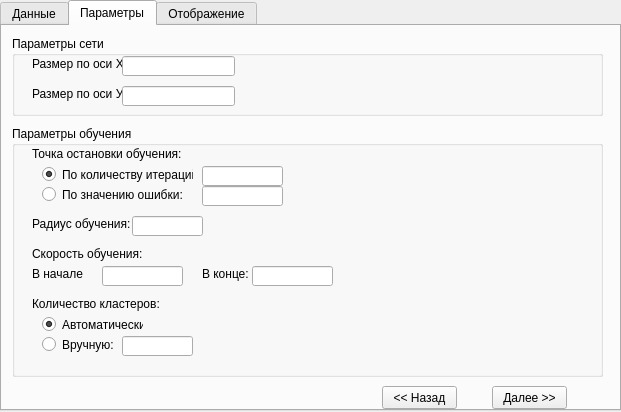
Above: settingsdialog.ui from vihka-spihka/KohonenMaps before the change. Below: the same form after it.
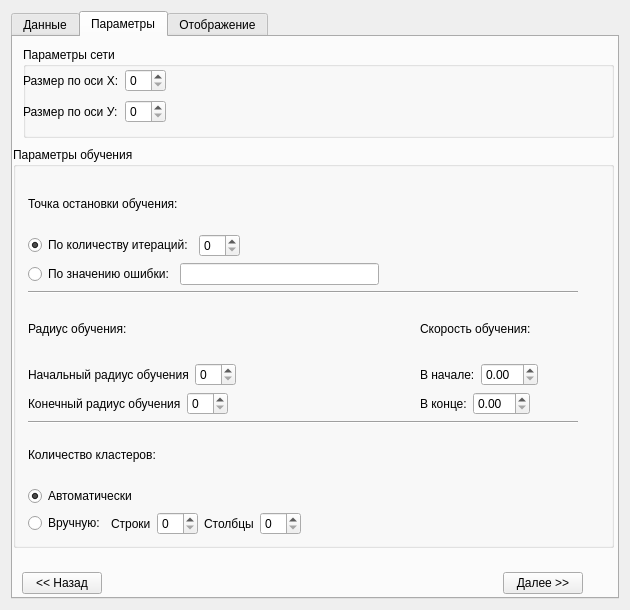
That is the form after the change. The open tabs and pages were chosen to show the change.

```diff
--- a/settingsdialog.ui
+++ b/settingsdialog.ui
@@ -6,8 +6,8 @@
    <rect>
     <x>0</x>
     <y>0</y>
-    <width>621</width>
-    <height>412</height>
+    <width>630</width>
+    <height>610</height>
    </rect>
   </property>
   <property name="sizePolicy">
@@ -18,28 +18,25 @@
   </property>
   <property name="minimumSize">
    <size>
-    <width>621</width>
-    <height>412</height>
+    <width>630</width>
+    <height>610</height>
    </size>
   </property>
   <property name="maximumSize">
    <size>
-    <width>621</width>
-    <height>412</height>
+    <width>630</width>
+    <height>610</height>
    </size>
   </property>
   <property name="windowTitle">
    <string>Настройки</string>
   </property>
+  <layout class="QHBoxLayout" name="horizontalLayout_35">
+   <item>
+    <layout class="QVBoxLayout" name="verticalLayout_5"/>
+   </item>
+   <item>
   <widget class="QTabWidget" name="tabWidget">
-   <property name="geometry">
-    <rect>
-     <x>0</x>
-     <y>0</y>
-     <width>621</width>
-     <height>411</height>
-    </rect>
-   </property>
    <property name="currentIndex">
     <number>0</number>
    </property>
@@ -213,275 +210,412 @@
     <attribute name="title">
      <string>Параметры</string>
     </attribute>
-    <widget class="QPushButton" name="nextButton2">
-     <property name="geometry">
-      <rect>
-       <x>490</x>
-       <y>360</y>
-       <width>75</width>
-       <height>23</height>
-      </rect>
-     </property>
-     <property name="text">
-      <string>Далее &gt;&gt;</string>
-     </property>
-    </widget>
-    <widget class="QPushButton" name="backButton1">
-     <property name="geometry">
-      <rect>
-       <x>380</x>
-       <y>360</y>
-       <width>75</width>
-       <height>23</height>
-      </rect>
-     </property>
-     <property name="text">
-      <string>&lt;&lt; Назад</string>
-     </property>
-    </widget>
     <widget class="QGroupBox" name="groupBox_2">
      <property name="geometry">
       <rect>
        <x>10</x>
        <y>10</y>
        <width>591</width>
-       <height>80</height>
+         <height>91</height>
       </rect>
      </property>
      <property name="title">
       <string>Параметры сети</string>
      </property>
-     <widget class="QLabel" name="label_2">
+       <widget class="QWidget" name="">
       <property name="geometry">
        <rect>
-        <x>20</x>
+          <x>0</x>
         <y>20</y>
-        <width>91</width>
-        <height>16</height>
-       </rect>
-      </property>
-      <property name="text">
-       <string>Размер по оси Х:</string>
-      </property>
-     </widget>
+          <width>571</width>
+          <height>60</height>
+         </rect>
+        </property>
+        <layout class="QGridLayout" name="gridLayout_7">
+         <item row="1" column="1">
+          <widget class="QSpinBox" name="spinBox_2"/>
+         </item>
+         <item row="1" column="2">
+          <spacer name="horizontalSpacer_16">
+           <property name="orientation">
+            <enum>Qt::Horizontal</enum>
+           </property>
+           <property name="sizeHint" stdset="0">
+            <size>
+             <width>40</width>
+             <height>20</height>
+            </size>
+           </property>
+          </spacer>
+         </item>
+         <item row="1" column="0">
      <widget class="QLabel" name="label_3">
-      <property name="geometry">
-       <rect>
-        <x>20</x>
-        <y>50</y>
-        <width>91</width>
-        <height>16</height>
-       </rect>
-      </property>
       <property name="text">
        <string>Размер по оси У:</string>
       </property>
      </widget>
-     <widget class="QLineEdit" name="xSizeLineEdit">
-      <property name="geometry">
-       <rect>
-        <x>110</x>
-        <y>20</y>
-        <width>113</width>
-        <height>20</height>
-       </rect>
-      </property>
-     </widget>
-     <widget class="QLineEdit" name="ySizeLineEdit">
-      <property name="geometry">
-       <rect>
-        <x>110</x>
-        <y>50</y>
-        <width>113</width>
+         </item>
+         <item row="0" column="0">
+          <widget class="QLabel" name="label_2">
+           <property name="text">
+            <string>Размер по оси Х:</string>
+           </property>
+          </widget>
+         </item>
+         <item row="0" column="1">
+          <widget class="QSpinBox" name="spinBox"/>
+         </item>
+         <item row="0" column="2">
+          <spacer name="horizontalSpacer_17">
+           <property name="orientation">
+            <enum>Qt::Horizontal</enum>
+           </property>
+           <property name="sizeHint" stdset="0">
+            <size>
+             <width>40</width>
         <height>20</height>
-       </rect>
-      </property>
+            </size>
+           </property>
+          </spacer>
+         </item>
+        </layout>
      </widget>
     </widget>
     <widget class="QGroupBox" name="groupBox_3">
      <property name="geometry">
       <rect>
-       <x>10</x>
-       <y>100</y>
-       <width>591</width>
-       <height>251</height>
+         <x>0</x>
+         <y>110</y>
+         <width>601</width>
+         <height>401</height>
       </rect>
      </property>
      <property name="title">
       <string>Параметры обучения</string>
      </property>
-     <widget class="QLabel" name="label_4">
+       <widget class="QWidget" name="">
       <property name="geometry">
        <rect>
-        <x>20</x>
-        <y>20</y>
-        <width>151</width>
-        <height>16</height>
-       </rect>
-      </property>
-      <property name="text">
-       <string>Точка остановки обучения:</string>
-      </property>
-     </widget>
-     <widget class="QRadioButton" name="countIterationRadioButton">
-      <property name="geometry">
-       <rect>
-        <x>30</x>
-        <y>40</y>
-        <width>151</width>
-        <height>17</height>
-       </rect>
-      </property>
-      <property name="text">
-       <string>По количеству итераций:</string>
-      </property>
-      <property name="checked">
-       <bool>true</bool>
-      </property>
-      <attribute name="buttonGroup">
-       <string notr="true">stopPointButtonGroup</string>
-      </attribute>
-     </widget>
-     <widget class="QRadioButton" name="countErrorRadioButton">
-      <property name="geometry">
-       <rect>
-        <x>30</x>
-        <y>60</y>
-        <width>141</width>
-        <height>17</height>
-       </rect>
-      </property>
-      <property name="text">
-       <string>По значению ошибки:</string>
-      </property>
-      <attribute name="buttonGroup">
-       <string notr="true">stopPointButtonGroup</string>
-      </attribute>
-     </widget>
-     <widget class="QLineEdit" name="iterationCountLineEdit">
-      <property name="geometry">
-       <rect>
-        <x>190</x>
-        <y>40</y>
-        <width>81</width>
-        <height>20</height>
-       </rect>
-      </property>
-     </widget>
-     <widget class="QLineEdit" name="errorCountLineEdit">
-      <property name="geometry">
-       <rect>
-        <x>190</x>
-        <y>60</y>
-        <width>81</width>
-        <height>20</height>
-       </rect>
-      </property>
-     </widget>
-     <widget class="QLabel" name="label_5">
-      <property name="geometry">
-       <rect>
-        <x>20</x>
-        <y>90</y>
-        <width>101</width>
-        <height>16</height>
-       </rect>
-      </property>
-      <property name="text">
-       <string>Радиус обучения:</string>
-      </property>
-     </widget>
-     <widget class="QLineEdit" name="radiusCountLineEdit">
-      <property name="geometry">
-       <rect>
-        <x>120</x>
-        <y>90</y>
-        <width>71</width>
-        <height>20</height>
-       </rect>
-      </property>
-     </widget>
+          <x>15</x>
+          <y>33</y>
+          <width>550</width>
+          <height>355</height>
+         </rect>
+        </property>
+        <layout class="QGridLayout" name="gridLayout_3">
+         <item row="1" column="2">
+          <layout class="QVBoxLayout" name="verticalLayout_14">
+           <item>
+            <layout class="QHBoxLayout" name="horizontalLayout_16">
+             <item>
      <widget class="QLabel" name="label_6">
-      <property name="geometry">
-       <rect>
-        <x>20</x>
-        <y>120</y>
-        <width>111</width>
-        <height>16</height>
-       </rect>
-      </property>
       <property name="text">
        <string>Скорость обучения:</string>
       </property>
      </widget>
+             </item>
+             <item>
+              <spacer name="horizontalSpacer_15">
+               <property name="orientation">
+                <enum>Qt::Horizontal</enum>
+               </property>
+               <property name="sizeHint" stdset="0">
+                <size>
+                 <width>40</width>
+                 <height>20</height>
+                </size>
+               </property>
+              </spacer>
+             </item>
+            </layout>
+           </item>
+           <item>
+            <layout class="QVBoxLayout" name="verticalLayout_8">
+             <item>
+              <layout class="QHBoxLayout" name="horizontalLayout_11">
+               <item>
      <widget class="QLabel" name="label_7">
-      <property name="geometry">
-       <rect>
-        <x>20</x>
-        <y>140</y>
-        <width>51</width>
-        <height>16</height>
-       </rect>
-      </property>
       <property name="text">
        <string>В начале:</string>
       </property>
      </widget>
-     <widget class="QLineEdit" name="startSpeedLineEdit">
-      <property name="geometry">
-       <rect>
-        <x>90</x>
-        <y>140</y>
-        <width>81</width>
+               </item>
+               <item>
+                <widget class="QDoubleSpinBox" name="doubleSpinBox"/>
+               </item>
+               <item>
+                <spacer name="horizontalSpacer_18">
+                 <property name="orientation">
+                  <enum>Qt::Horizontal</enum>
+                 </property>
+                 <property name="sizeHint" stdset="0">
+                  <size>
+                   <width>40</width>
         <height>20</height>
-       </rect>
-      </property>
-     </widget>
+                  </size>
+                 </property>
+                </spacer>
+               </item>
+              </layout>
+             </item>
+             <item>
+              <layout class="QHBoxLayout" name="horizontalLayout_12">
+               <item>
      <widget class="QLabel" name="label_8">
-      <property name="geometry">
-       <rect>
-        <x>190</x>
-        <y>140</y>
-        <width>51</width>
-        <height>16</height>
-       </rect>
-      </property>
       <property name="text">
        <string>В конце:</string>
       </property>
      </widget>
-     <widget class="QLineEdit" name="finishSpeedLineEdit">
-      <property name="geometry">
-       <rect>
-        <x>240</x>
-        <y>140</y>
-        <width>81</width>
+               </item>
+               <item>
+                <widget class="QDoubleSpinBox" name="doubleSpinBox_2"/>
+               </item>
+               <item>
+                <spacer name="horizontalSpacer_19">
+                 <property name="orientation">
+                  <enum>Qt::Horizontal</enum>
+                 </property>
+                 <property name="sizeHint" stdset="0">
+                  <size>
+                   <width>40</width>
         <height>20</height>
-       </rect>
-      </property>
-     </widget>
+                  </size>
+                 </property>
+                </spacer>
+               </item>
+              </layout>
+             </item>
+            </layout>
+           </item>
+          </layout>
+         </item>
+         <item row="1" column="0">
+          <layout class="QVBoxLayout" name="verticalLayout_13">
+           <item>
+            <layout class="QHBoxLayout" name="horizontalLayout_6">
+             <item>
+              <widget class="QLabel" name="label_16">
+               <property name="text">
+                <string>Радиус обучения:</string>
+               </property>
+              </widget>
+             </item>
+             <item>
+              <spacer name="horizontalSpacer_14">
+               <property name="orientation">
+                <enum>Qt::Horizontal</enum>
+               </property>
+               <property name="sizeHint" stdset="0">
+                <size>
+                 <width>40</width>
+                 <height>20</height>
+                </size>
+               </property>
+              </spacer>
+             </item>
+            </layout>
+           </item>
+           <item>
+            <layout class="QVBoxLayout" name="verticalLayout_6">
+             <item>
+              <layout class="QHBoxLayout" name="horizontalLayout_4">
+               <item>
+                <widget class="QLabel" name="label_5">
+                 <property name="text">
+                  <string>Начальный радиус обучения</string>
+                 </property>
+                </widget>
+               </item>
+               <item>
+                <widget class="QSpinBox" name="spinBox_6"/>
+               </item>
+               <item>
+                <spacer name="horizontalSpacer_5">
+                 <property name="orientation">
+                  <enum>Qt::Horizontal</enum>
+                 </property>
+                 <property name="sizeHint" stdset="0">
+                  <size>
+                   <width>40</width>
+                   <height>20</height>
+                  </size>
+                 </property>
+                </spacer>
+               </item>
+              </layout>
+             </item>
+             <item>
+              <layout class="QHBoxLayout" name="horizontalLayout_13">
+               <item>
+                <widget class="QLabel" name="label_15">
+                 <property name="text">
+                  <string>Конечный радиус обучения</string>
+                 </property>
+                </widget>
+               </item>
+               <item>
+                <widget class="QSpinBox" name="spinBox_7"/>
+               </item>
+               <item>
+                <spacer name="horizontalSpacer_6">
+                 <property name="orientation">
+                  <enum>Qt::Horizontal</enum>
+                 </property>
+                 <property name="sizeHint" stdset="0">
+                  <size>
+                   <width>40</width>
+                   <height>20</height>
+                  </size>
+                 </property>
+                </spacer>
+               </item>
+              </layout>
+             </item>
+            </layout>
+           </item>
+          </layout>
+         </item>
+         <item row="0" column="0" colspan="3">
+          <layout class="QVBoxLayout" name="verticalLayout_12">
+           <item>
+            <layout class="QHBoxLayout" name="horizontalLayout_5">
+             <item>
+              <widget class="QLabel" name="label_4">
+               <property name="text">
+                <string>Точка остановки обучения:</string>
+               </property>
+              </widget>
+             </item>
+             <item>
+              <spacer name="horizontalSpacer_7">
+               <property name="orientation">
+                <enum>Qt::Horizontal</enum>
+               </property>
+               <property name="sizeHint" stdset="0">
+                <size>
+                 <width>40</width>
+                 <height>20</height>
+                </size>
+               </property>
+              </spacer>
+             </item>
+            </layout>
+           </item>
+           <item>
+            <layout class="QVBoxLayout" name="verticalLayout_7">
+             <item>
+              <layout class="QHBoxLayout" name="horizontalLayout_14">
+               <item>
+                <widget class="QRadioButton" name="countIterationRadioButton">
+                 <property name="text">
+                  <string>По количеству итераций:</string>
+                 </property>
+                 <property name="checked">
+                  <bool>true</bool>
+                 </property>
+                 <attribute name="buttonGroup">
+                  <string notr="true">stopPointButtonGroup</string>
+                 </attribute>
+                </widget>
+               </item>
+               <item>
+                <widget class="QSpinBox" name="spinBox_3"/>
+               </item>
+               <item>
+                <spacer name="horizontalSpacer_13">
+                 <property name="orientation">
+                  <enum>Qt::Horizontal</enum>
+                 </property>
+                 <property name="sizeHint" stdset="0">
+                  <size>
+                   <width>40</width>
+                   <height>20</height>
+                  </size>
+                 </property>
+                </spacer>
+               </item>
+              </layout>
+             </item>
+             <item>
+              <layout class="QHBoxLayout" name="horizontalLayout_15">
+               <item>
+                <widget class="QRadioButton" name="countErrorRadioButton">
+                 <property name="text">
+                  <string>По значению ошибки:</string>
+                 </property>
+                 <attribute name="buttonGroup">
+                  <string notr="true">stopPointButtonGroup</string>
+                 </attribute>
+                </widget>
+               </item>
+               <item>
+                <widget class="QLineEdit" name="errorCountLineEdit"/>
+               </item>
+               <item>
+                <spacer name="horizontalSpacer_12">
+                 <property name="orientation">
+                  <enum>Qt::Horizontal</enum>
+                 </property>
+                 <property name="sizeHint" stdset="0">
+                  <size>
+                   <width>40</width>
+                   <height>20</height>
+                  </size>
+                 </property>
+                </spacer>
+               </item>
+              </layout>
+             </item>
+             <item>
+              <widget class="Line" name="line">
+               <property name="orientation">
+                <enum>Qt::Horizontal</enum>
+               </property>
+              </widget>
+             </item>
+            </layout>
+           </item>
+          </layout>
+         </item>
+         <item row="2" column="0" colspan="3">
+          <layout class="QVBoxLayout" name="verticalLayout_16">
+           <item>
+            <widget class="Line" name="line_2">
+             <property name="orientation">
+              <enum>Qt::Horizontal</enum>
+             </property>
+            </widget>
+           </item>
+           <item>
+            <layout class="QHBoxLayout" name="horizontalLayout_21">
+             <item>
      <widget class="QLabel" name="label_9">
-      <property name="geometry">
-       <rect>
-        <x>20</x>
-        <y>170</y>
-        <width>131</width>
-        <height>16</height>
-       </rect>
-      </property>
       <property name="text">
        <string>Количество кластеров:</string>
       </property>
      </widget>
+             </item>
+             <item>
+              <spacer name="horizontalSpacer_11">
+               <property name="orientation">
+                <enum>Qt::Horizontal</enum>
+               </property>
+               <property name="sizeHint" stdset="0">
+                <size>
+                 <width>40</width>
+                 <height>20</height>
+                </size>
+               </property>
+              </spacer>
+             </item>
+            </layout>
+           </item>
+           <item>
+            <layout class="QVBoxLayout" name="verticalLayout_15">
+             <item>
+              <layout class="QHBoxLayout" name="horizontalLayout_20">
+               <item>
      <widget class="QRadioButton" name="autoCountClastersRadioButton">
-      <property name="geometry">
-       <rect>
-        <x>30</x>
-        <y>190</y>
-        <width>101</width>
-        <height>17</height>
-       </rect>
-      </property>
       <property name="text">
        <string>Автоматически</string>
       </property>
@@ -492,15 +626,26 @@
        <string notr="true">countClustersButtonGroup</string>
       </attribute>
      </widget>
+               </item>
+               <item>
+                <spacer name="horizontalSpacer_10">
+                 <property name="orientation">
+                  <enum>Qt::Horizontal</enum>
+                 </property>
+                 <property name="sizeHint" stdset="0">
+                  <size>
+                   <width>40</width>
+                   <height>20</height>
+                  </size>
+                 </property>
+                </spacer>
+               </item>
+              </layout>
+             </item>
+             <item>
+              <layout class="QHBoxLayout" name="horizontalLayout_19">
+               <item>
      <widget class="QRadioButton" name="selfCountClastersRadioButton">
-      <property name="geometry">
-       <rect>
-        <x>30</x>
-        <y>210</y>
-        <width>82</width>
-        <height>17</height>
-       </rect>
-      </property>
       <property name="text">
        <string>Вручную:</string>
       </property>
@@ -508,17 +653,120 @@
        <string notr="true">countClustersButtonGroup</string>
       </attribute>
      </widget>
-     <widget class="QLineEdit" name="selfCountClastersLineEdit">
+               </item>
+               <item>
+                <layout class="QHBoxLayout" name="horizontalLayout_18">
+                 <item>
+                  <layout class="QHBoxLayout" name="horizontalLayout_3">
+                   <item>
+                    <widget class="QLabel" name="label_13">
+                     <property name="text">
+                      <string>Строки</string>
+                     </property>
+                    </widget>
+                   </item>
+                   <item>
+                    <widget class="QSpinBox" name="spinBox_4"/>
+                   </item>
+                  </layout>
+                 </item>
+                 <item>
+                  <layout class="QHBoxLayout" name="horizontalLayout_17">
+                   <item>
+                    <widget class="QLabel" name="label_14">
+                     <property name="text">
+                      <string>Столбцы</string>
+                     </property>
+                    </widget>
+                   </item>
+                   <item>
+                    <widget class="QSpinBox" name="spinBox_5"/>
+                   </item>
+                   <item>
+                    <spacer name="horizontalSpacer_9">
+                     <property name="orientation">
+                      <enum>Qt::Horizontal</enum>
+                     </property>
+                     <property name="sizeHint" stdset="0">
+                      <size>
+                       <width>40</width>
+                       <height>20</height>
+                      </size>
+                     </property>
+                    </spacer>
+                   </item>
+                  </layout>
+                 </item>
+                </layout>
+               </item>
+              </layout>
+             </item>
+            </layout>
+           </item>
+          </layout>
+         </item>
+         <item row="1" column="1">
+          <spacer name="horizontalSpacer_8">
+           <property name="orientation">
+            <enum>Qt::Horizontal</enum>
+           </property>
+           <property name="sizeHint" stdset="0">
+            <size>
+             <width>40</width>
+             <height>20</height>
+            </size>
+           </property>
+          </spacer>
+         </item>
+        </layout>
+       </widget>
+      </widget>
+      <widget class="QWidget" name="">
       <property name="geometry">
        <rect>
-        <x>110</x>
-        <y>210</y>
-        <width>71</width>
-        <height>20</height>
-       </rect>
-      </property>
-     </widget>
-    </widget>
+         <x>9</x>
+         <y>530</y>
+         <width>561</width>
+         <height>32</height>
+        </rect>
+       </property>
+       <layout class="QHBoxLayout" name="horizontalLayout_2">
+        <item>
+         <widget class="QPushButton" name="backButton1">
+          <property name="text">
+           <string>&lt;&lt; Назад</string>
+          </property>
+         </widget>
+        </item>
+        <item>
+         <spacer name="horizontalSpacer_4">
+          <property name="orientation">
+           <enum>Qt::Horizontal</enum>
+          </property>
+          <property name="sizeHint" stdset="0">
+           <size>
+            <width>40</width>
+            <height>20</height>
+           </size>
+          </property>
+         </spacer>
+        </item>
+        <item>
+         <widget class="QPushButton" name="nextButton2">
+          <property name="text">
+           <string>Далее &gt;&gt;</string>
+          </property>
+         </widget>
+        </item>
+       </layout>
+      </widget>
+      <zorder>nextButton2</zorder>
+      <zorder>backButton1</zorder>
+      <zorder>groupBox_2</zorder>
+      <zorder>groupBox_3</zorder>
+      <zorder>horizontalSpacer_6</zorder>
+      <zorder>horizontalSpacer_4</zorder>
+      <zorder></zorder>
    </widget>
    <widget class="QWidget" name="displaySettings">
     <attribute name="title">
@@ -735,6 +983,8 @@
     </widget>
    </widget>
   </widget>
+   </item>
+  </layout>
  </widget>
  <resources/>
  <connections/>
```
Left out of the diff: 739 changed lines with no effect on the pictures. Lines whose indentation alone changed are shown as unchanged.
